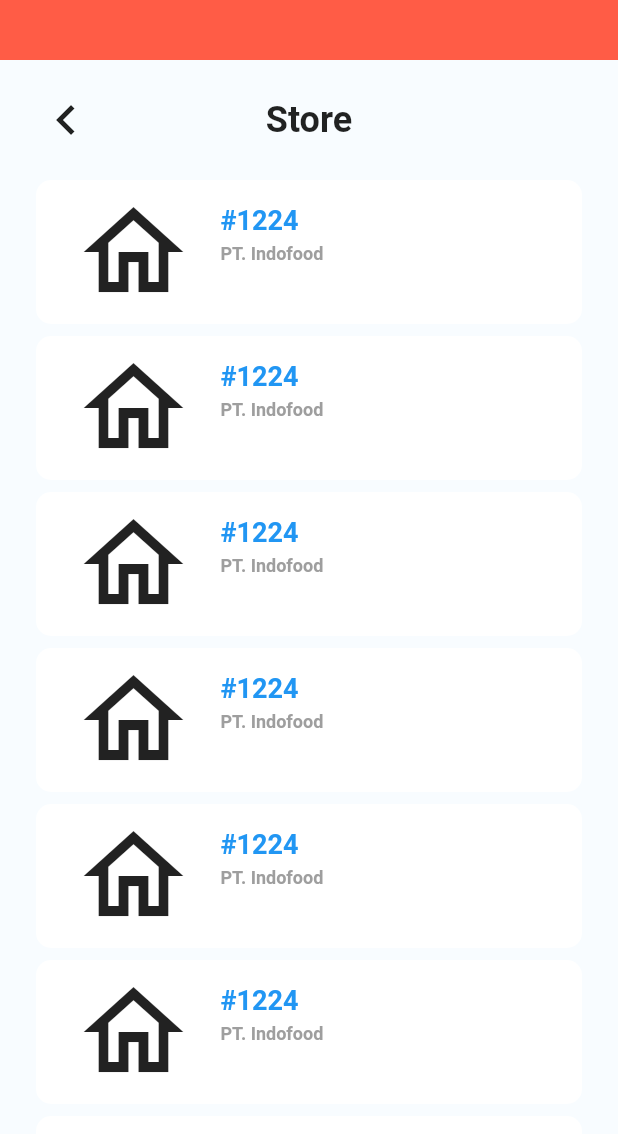
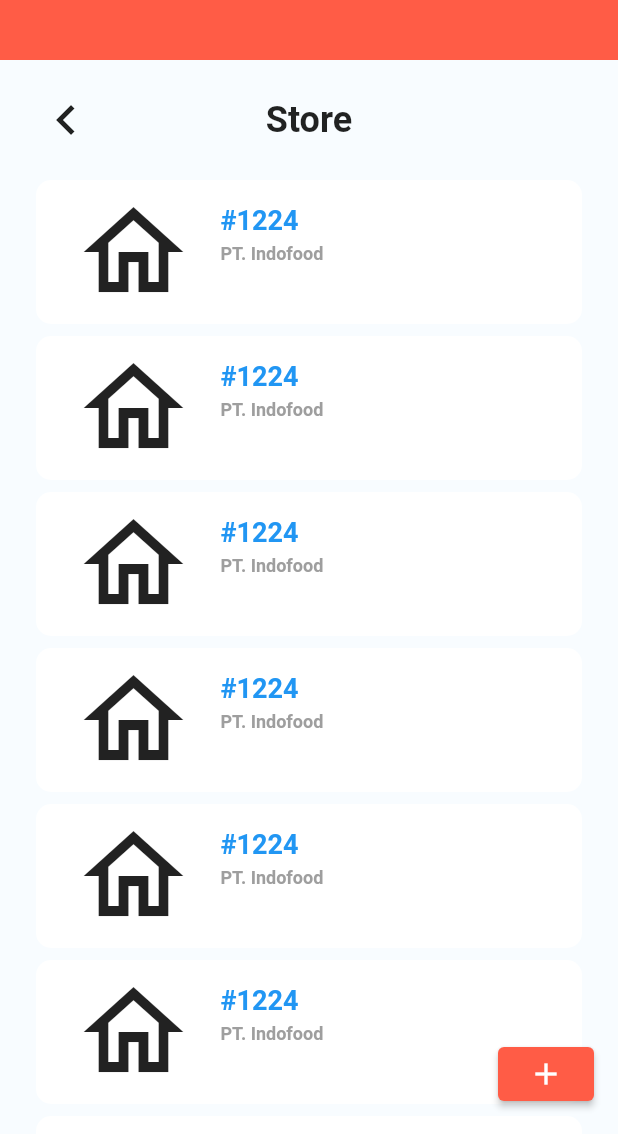
Before and after one commit to almikurniawan/sales, a Flutter app: the StoreListPage screen opened directly, on a phone screen of 412 x 824 dp, the part 102-1236 px from its top. Run offline on Flutter 3.47's test engine with Material 2 defaults, Android fonts, the phone set to English and light mode, and no system bars; missing offline and left inert: flutter_barcode_scanner.

Commit message:
perubahan tombol add di list store

```diff
--- a/lib/page/store_list_page.dart
+++ b/lib/page/store_list_page.dart
@@ -5,8 +5,9 @@ import 'package:sales/component/store_card.dart';
 import 'package:sales/page/store_page.dart';
 
 import 'notif.dart';
+
 class StoreListPage extends StatefulWidget {
-  const StoreListPage({ Key? key }) : super(key: key);
+  const StoreListPage({Key? key}) : super(key: key);
 
   @override
   _StoreListPageState createState() => _StoreListPageState();
@@ -17,11 +18,21 @@ class _StoreListPageState extends State<StoreListPage> {
   Widget build(BuildContext context) {
     return Scaffold(
       backgroundColor: Color(0xFFF8FCFF),
+      floatingActionButton: ElevatedButton(
+        onPressed: () {
+          Navigator.push(context, MaterialPageRoute(builder: (context) {
+            return StorePage();
+          }));
+        },
+        child: Icon(Icons.add),
+        style: ElevatedButton.styleFrom(primary: Color(0xFFFF5C46)),
+      ),
       body: Column(
         children: [
           CustomAppBar(
-            onNotificationClick: (){
-              Navigator.push(context, MaterialPageRoute(builder: (context) => Notif()));
+            onNotificationClick: () {
+              Navigator.push(
+                  context, MaterialPageRoute(builder: (context) => Notif()));
             },
           ),
           SizedBox(
@@ -35,7 +46,7 @@ class _StoreListPageState extends State<StoreListPage> {
                   children: [
                     HeaderMenu(
                       title: 'Store',
-                      onBack: (){
+                      onBack: () {
                         Navigator.pop(context);
                       },
                     ),
@@ -60,18 +71,6 @@ class _StoreListPageState extends State<StoreListPage> {
                     SizedBox(
                       height: 20,
                     ),
-                    Align(
-                      alignment: Alignment.centerRight,
-                      child: ElevatedButton(
-                        onPressed: () {
-                          Navigator.push(context, MaterialPageRoute(builder: (context){
-                            return StorePage();
-                          }));
-                        },
-                        child: Icon(Icons.add),
-                        style: ElevatedButton.styleFrom(primary: Color(0xFFFF5C46)),
-                      ),
-                    )
                   ],
                 ),
               ),
```
